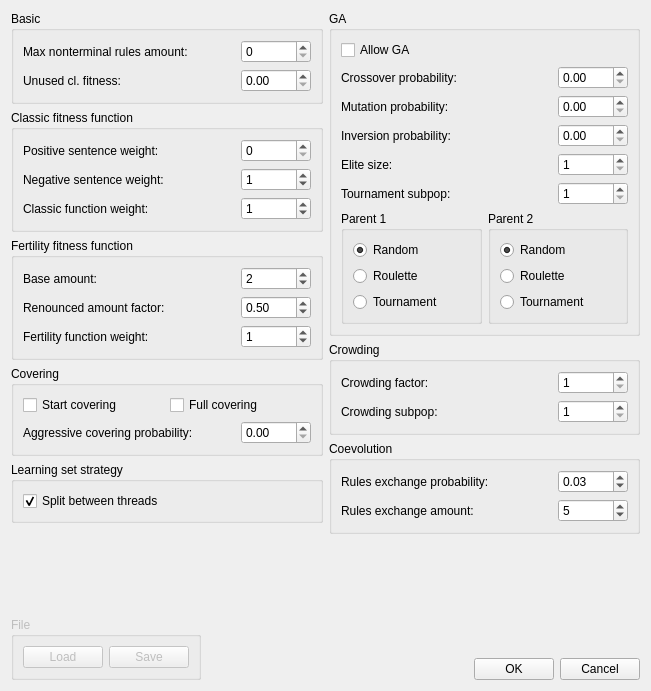
sjedrysiak/gcse, file gui/SettingsDialog.ui: the form before one commit.
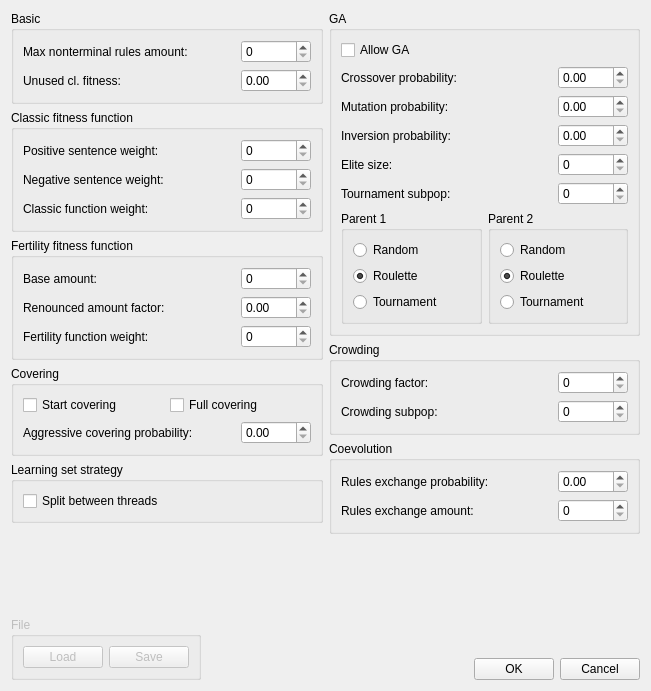
The form after the commit.

```diff
--- a/gui/SettingsDialog.ui
+++ b/gui/SettingsDialog.ui
@@ -166,7 +166,7 @@
              <number>20</number>
             </property>
             <property name="value" >
-             <number>1</number>
+             <number>0</number>
             </property>
            </widget>
           </item>
@@ -176,7 +176,7 @@
              <number>20</number>
             </property>
             <property name="value" >
-             <number>1</number>
+             <number>0</number>
             </property>
            </widget>
           </item>
@@ -223,7 +223,7 @@
              <number>15</number>
             </property>
             <property name="value" >
-             <number>2</number>
+             <number>0</number>
             </property>
            </widget>
           </item>
@@ -253,7 +253,7 @@
              <double>0.100000000000000</double>
             </property>
             <property name="value" >
-             <double>0.500000000000000</double>
+             <double>0.000000000000000</double>
             </property>
            </widget>
           </item>
@@ -275,7 +275,7 @@
              <number>15</number>
             </property>
             <property name="value" >
-             <number>1</number>
+             <number>0</number>
             </property>
            </widget>
           </item>
@@ -364,7 +364,7 @@
              <string>Split between threads</string>
             </property>
             <property name="checked" >
-             <bool>true</bool>
+             <bool>false</bool>
             </property>
            </widget>
           </item>
@@ -530,11 +530,14 @@
                </size>
               </property>
               <property name="minimum" >
-               <number>1</number>
+               <number>0</number>
               </property>
               <property name="maximum" >
                <number>30</number>
               </property>
+              <property name="value" >
+               <number>0</number>
+              </property>
              </widget>
             </item>
             <item row="5" column="0" >
@@ -562,11 +565,14 @@
                </size>
               </property>
               <property name="minimum" >
-               <number>1</number>
+               <number>0</number>
               </property>
               <property name="maximum" >
                <number>30</number>
               </property>
+              <property name="value" >
+               <number>0</number>
+              </property>
              </widget>
             </item>
            </layout>
@@ -591,7 +597,7 @@
                   <string>Random</string>
                  </property>
                  <property name="checked" >
-                  <bool>true</bool>
+                  <bool>false</bool>
                  </property>
                 </widget>
                </item>
@@ -601,7 +607,7 @@
                   <string>Roulette</string>
                  </property>
                  <property name="checked" >
-                  <bool>false</bool>
+                  <bool>true</bool>
                  </property>
                 </widget>
                </item>
@@ -633,7 +639,7 @@
                   <string>Random</string>
                  </property>
                  <property name="checked" >
-                  <bool>true</bool>
+                  <bool>false</bool>
                  </property>
                 </widget>
                </item>
@@ -643,7 +649,7 @@
                   <string>Roulette</string>
                  </property>
                  <property name="checked" >
-                  <bool>false</bool>
+                  <bool>true</bool>
                  </property>
                 </widget>
                </item>
@@ -693,11 +699,14 @@
              </size>
             </property>
             <property name="minimum" >
-             <number>1</number>
+             <number>0</number>
             </property>
             <property name="maximum" >
              <number>30</number>
             </property>
+            <property name="value" >
+             <number>0</number>
+            </property>
            </widget>
           </item>
           <item row="1" column="0" >
@@ -725,11 +734,14 @@
              </size>
             </property>
             <property name="minimum" >
-             <number>1</number>
+             <number>0</number>
             </property>
             <property name="maximum" >
              <number>30</number>
             </property>
+            <property name="value" >
+             <number>0</number>
+            </property>
            </widget>
           </item>
          </layout>
@@ -769,7 +781,7 @@
              <double>0.100000000000000</double>
             </property>
             <property name="value" >
-             <double>0.030000000000000</double>
+             <double>0.000000000000000</double>
             </property>
            </widget>
           </item>
@@ -795,13 +807,13 @@
              </size>
             </property>
             <property name="minimum" >
-             <number>1</number>
+             <number>0</number>
             </property>
             <property name="maximum" >
              <number>20</number>
             </property>
             <property name="value" >
-             <number>5</number>
+             <number>0</number>
             </property>
            </widget>
           </item>
```
